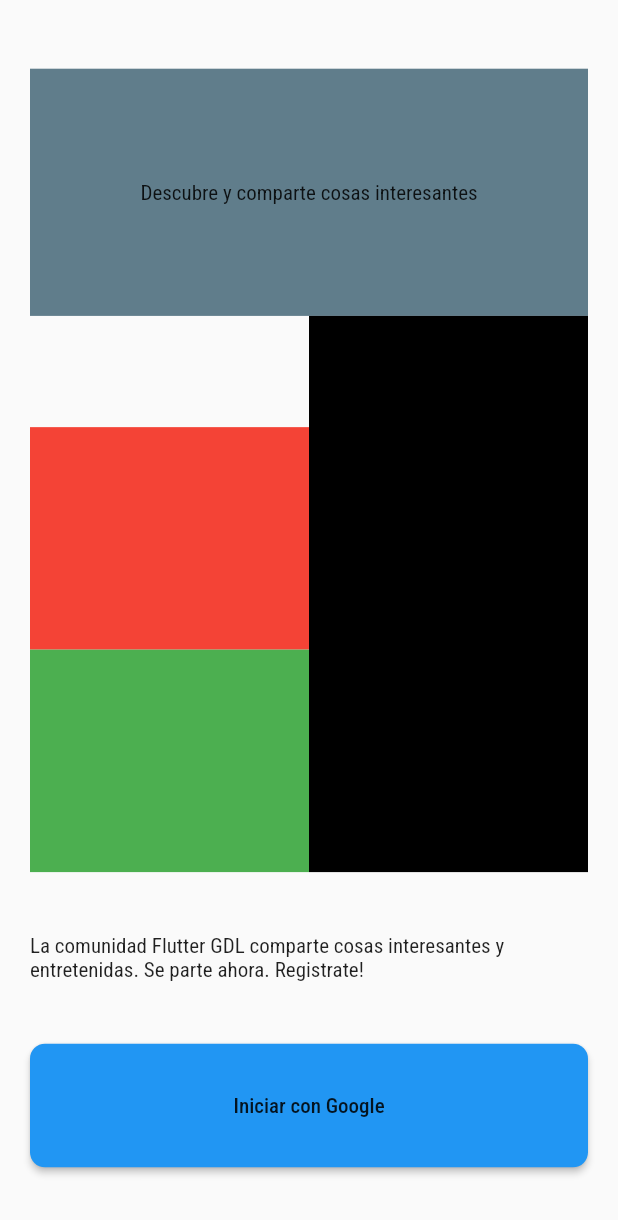
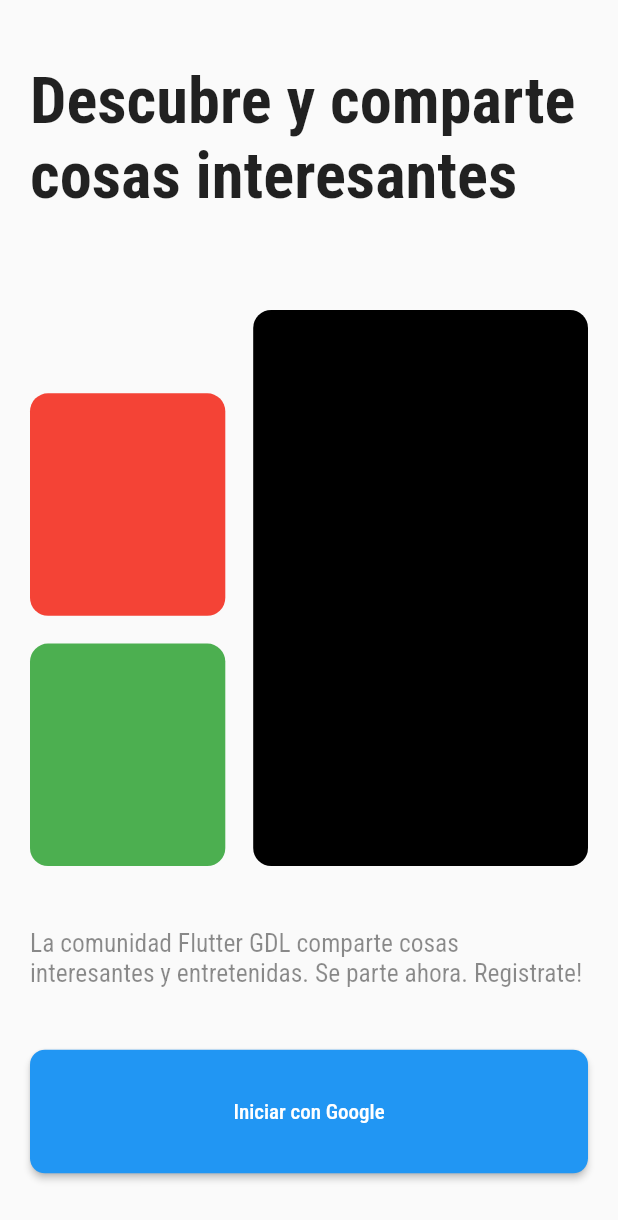
Before and after one commit to Flutter-GDL/community_app, a Flutter app: the screen it shows after launch, on a phone screen of 412 x 824 dp. Shown: the top 1220 px of the screen. Run offline on Flutter 3.47's test engine with Material 2 defaults, Android fonts, the phone set to English and light mode, and no system bars; our stand-ins replace google_fonts.

Commit message:
Se acomodaron los elementos de la pantalla, en especifico el titilo y los contenedores de las imagenes

```diff
--- a/lib/screens/Login.dart
+++ b/lib/screens/Login.dart
@@ -8,39 +8,67 @@ class Login extends StatelessWidget {
 
     final size = MediaQuery.of(context).size;
 
-    final _textWelcome = Container(
-      child: Center(child: Text(textApp.text['loginTitle']),),
-      color: Colors.blueGrey,
+    Container _textWelcome = Container(
+      height: size.height,
+      width: size.width,
+      child: Text(textApp.text['loginTitle'], style: TextStyle(fontSize: 43, fontWeight: FontWeight.bold),),
     );
 
-    final _images = Container(
+    Container _images = Container(
       child: Row(
         children: <Widget>[
           Expanded(
+            flex: 35,
             child: Column(
               children: <Widget>[
-                Spacer(flex: 2),
-                Flexible(flex: 4, child: Container( height: size.height, color: Colors.red,) ),
-                Flexible(flex: 4, child: Container( height: size.height, color: Colors.green,) ),
+                Spacer(flex: 15),
+                Flexible(flex: 40,
+                    child: Container(
+                      height: size.height,
+                      decoration: BoxDecoration(
+                        color: Colors.red,
+                        borderRadius: BorderRadius.circular(12)
+                      ),
+                    )
+                ),
+                Spacer(flex: 5,),
+                Flexible(flex: 40,
+                    child: Container(
+                      height: size.height,
+                      decoration: BoxDecoration(
+                          color: Colors.green,
+                          borderRadius: BorderRadius.circular(12)
+                      ),
+                    )
+                ),
               ],
             ),
           ),
+          Spacer(flex: 5,),
           Expanded(
+            flex: 60,
             child: Container(
               height: size.height,
-              color: Colors.black,
+              decoration: BoxDecoration(
+                  color: Colors.black,
+                  borderRadius: BorderRadius.circular(12)
+              ),
             ),
           )
         ],
       ),
     );
 
-    final _textIntro = Container(child: Text(textApp.text['loginIntro']));
+    Container _textIntro = Container(
+        child: Text(
+          textApp.text['loginIntro'],
+          style: TextStyle( fontSize: 17, color: Colors.black45) )
+        );
 
-    final _loginButton = MaterialButton(
+    MaterialButton _loginButton = MaterialButton(
         color: Colors.blue,
+        textColor: Colors.white,
         shape: RoundedRectangleBorder(borderRadius: BorderRadius.circular(10)),
-        padding: EdgeInsets.symmetric(vertical: 20, horizontal: 10),
         child: Container(
             width: MediaQuery.of(context).size.width,
             child: Center(child: Text('Iniciar con Google')),
```
